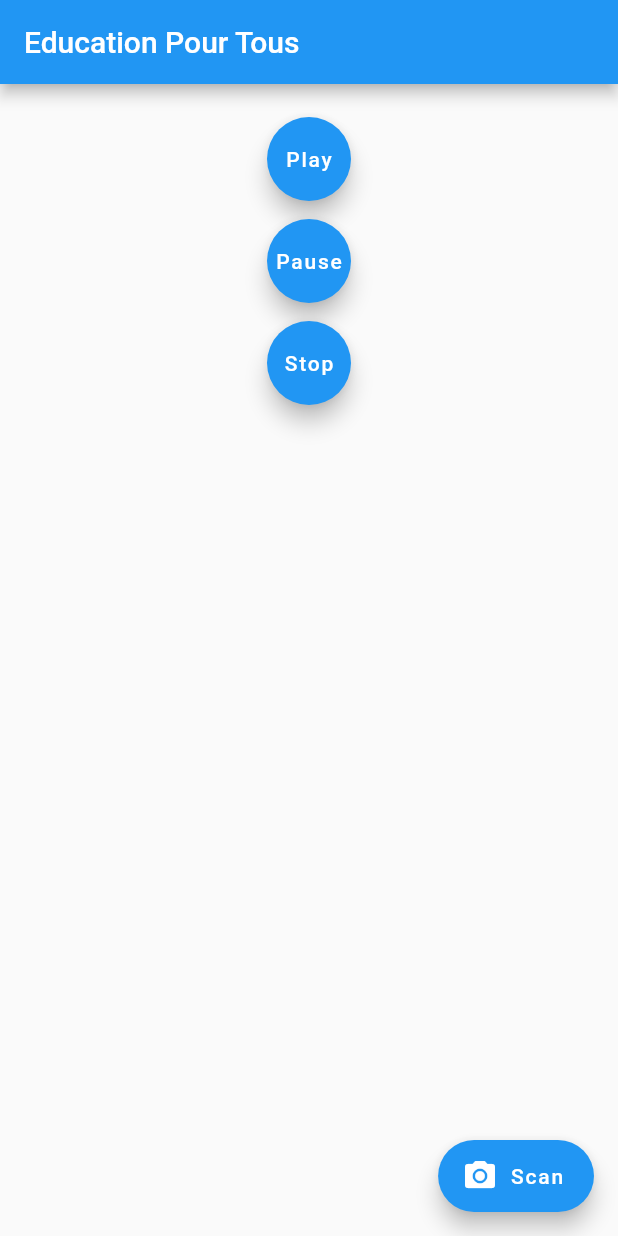
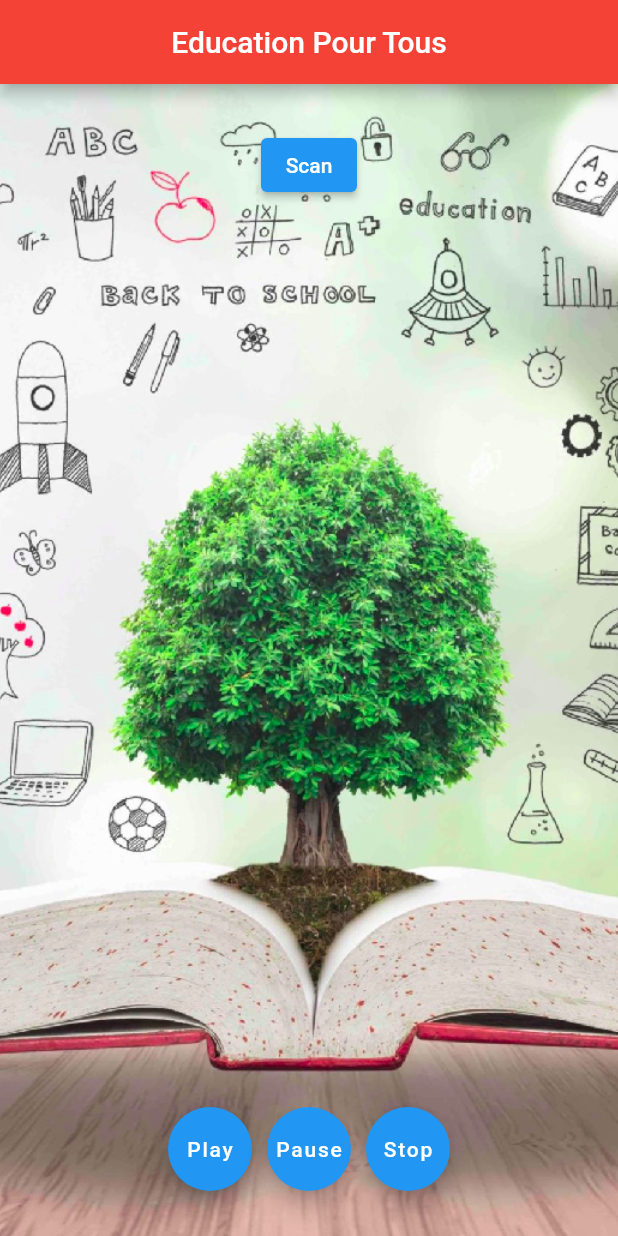
Before and after one commit to houssemeddinembarek/QRcode_Scanner_flutter, a Flutter app: the screen it shows after launch, on a phone screen of 412 x 824 dp. Run offline on Flutter 3.47's test engine with Material 2 defaults, Android fonts, the phone set to English and light mode, and no system bars; our stand-ins replace audioplayers; missing offline and left inert: flutter_barcode_scanner.

Commit message:
fix the button position and add the background image

```diff
--- a/lib/main.dart
+++ b/lib/main.dart
@@ -12,6 +12,7 @@ class MyApp extends StatelessWidget {
   Widget build(BuildContext context) {
     return MaterialApp(
       title: 'Education Pour Tous',
+      debugShowCheckedModeBanner: false,
       theme: ThemeData(
         primarySwatch: Colors.blue,
       ),
--- a/lib/screens/play_song_screen.dart
+++ /dev/null
@@ -1,17 +0,0 @@
-import 'package:flutter/material.dart';
-import 'package:flutter/widgets.dart';
-
-class TextScreen extends StatelessWidget {
-  const TextScreen({
-    Key? key,
-    required this.res,
-  }) : super(key: key);
-  final String res;
-
-  @override
-  Widget build(BuildContext context) {
-    return Scaffold(
-      appBar: AppBar(),
-    );
-  }
-}
--- a/lib/screens/qr_scanner_screen.dart
+++ b/lib/screens/qr_scanner_screen.dart
@@ -32,18 +32,6 @@ class _QrScannerScreenState extends State<QrScannerScreen> {
       print('Max duration: $d');
       setState(() => _duration = d);
     });
-
-    //  advancedPlayer.onPlayerComplete.listen((event) {
-    //   onComplete();
-    //   setState(() {
-    //     _position = _duration;
-    //   });
-    // });
-
-    // advancedPlayer.onPlayerStateChanged.listen((PlayerState s) => {
-    //   print('Current player state: $s');
-    //   setState(() => playerState = s);
-    // });
   }
 
   Widget _tab(List<Widget> children) {
@@ -66,18 +54,13 @@ class _QrScannerScreenState extends State<QrScannerScreen> {
   }
 
   Widget localAsset() {
-    return Row(
-      mainAxisAlignment: MainAxisAlignment.center,
-      children: [
-        _tab([
+    return _tab([
       // Text('Play Local Asset \'audio.mp3\':'),
       _btn('Play',
           () => advancedPlayer.play(AssetSource(qrcodeText.toString()))),
       _btn('Pause', () => advancedPlayer.pause()),
       _btn('Stop', () => advancedPlayer.stop())
-        ]),
-      ],
-    );
+    ]);
   }
 
   String qrcodeText = "";
@@ -91,23 +74,65 @@ class _QrScannerScreenState extends State<QrScannerScreen> {
     setState(() {
       qrcodeText = res;
     });
-    //  BlocProvider.of<QrBloc>(context).add(GetCourseEvent(ref: res));
-    //  Navigator.push(context, MaterialPageRoute(builder: (context) => TextScreen(res: res)));
   }
 
   @override
   Widget build(BuildContext context) {
     return Scaffold(
       appBar: AppBar(
-          title: Text('Education Pour Tous'),
+        title: Center(child: Text('Education Pour Tous')),
+        backgroundColor: Colors.red,
       ),
-        body: Container(child: localAsset()),
-        floatingActionButton: FloatingActionButton.extended(
-          icon: const Icon(Icons.camera_alt),
-          label: const Text("Scan"),
+      body: Container(
+        padding: EdgeInsets.symmetric(vertical: 30),
+        decoration: const BoxDecoration(
+          image: DecorationImage(
+            image: AssetImage("assets/images/tree.png"),
+            fit: BoxFit.cover,
+          ),
+        ),
+        child: Column(
+          mainAxisAlignment: MainAxisAlignment.spaceBetween,
+          children: [
+            Container(
+              child: Row(
+                mainAxisAlignment: MainAxisAlignment.center,
+                children: [
+                  ElevatedButton(
+                    child: Text('Scan'),
                     onPressed: () {
                       _scanQR(context);
+                      advancedPlayer.stop();
                     },
-        ));
+                  ),
+                ],
+              ),
+            ),
+            Row(
+              mainAxisAlignment: MainAxisAlignment.center,
+              children: [
+                _btn(
+                    'Play',
+                    () => advancedPlayer
+                        .play(AssetSource(qrcodeText.toString()))),
+                SizedBox(
+                  width: 10,
+                ),
+                _btn('Pause', () => advancedPlayer.pause()),
+                SizedBox(
+                  width: 10,
+                ),
+                _btn('Stop', () => advancedPlayer.stop())
+              ],
+            ),
+          ],
+        ),
+      ),
+    );
+  }
+
+  void dispose() {
+    super.dispose();
+    advancedPlayer.dispose();
   }
 }
--- a/pubspec.yaml
+++ b/pubspec.yaml
@@ -32,7 +32,6 @@ dependencies:
   flutter:
     sdk: flutter
 
-
   # The following adds the Cupertino Icons font to your application.
   # Use with the CupertinoIcons class for iOS style icons.
   cupertino_icons: ^1.0.2
@@ -58,7 +57,6 @@ dev_dependencies:
 
 # The following section is specific to Flutter packages.
 flutter:
-
   # The following line ensures that the Material Icons font is
   # included with your application, so that you can use the icons in
   # the material Icons class.
@@ -71,13 +69,12 @@ flutter:
   assets:
     - assets/song.mp3
     - assets/song2.mp3
+    - assets/images/tree.png
 
   # An image asset can refer to one or more resolution-specific "variants", see
   # https://flutter.dev/assets-and-images/#resolution-aware
-
   # For details regarding adding assets from package dependencies, see
   # https://flutter.dev/assets-and-images/#from-packages
-
   # To add custom fonts to your application, add a fonts section here,
   # in this "flutter" section. Each entry in this list should have a
   # "family" key with the font family name, and a "fonts" key with a
```
Also changed, not shown: assets/images/tree.png (added). Lines whose indentation alone changed are shown as unchanged.
